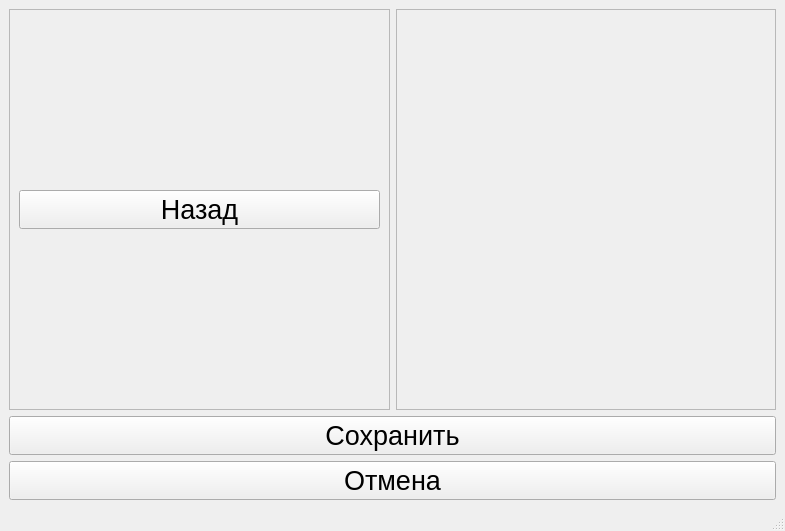
Old version of the form ui/order.ui in the repository DaniilSmirnov/DobroeMesto.
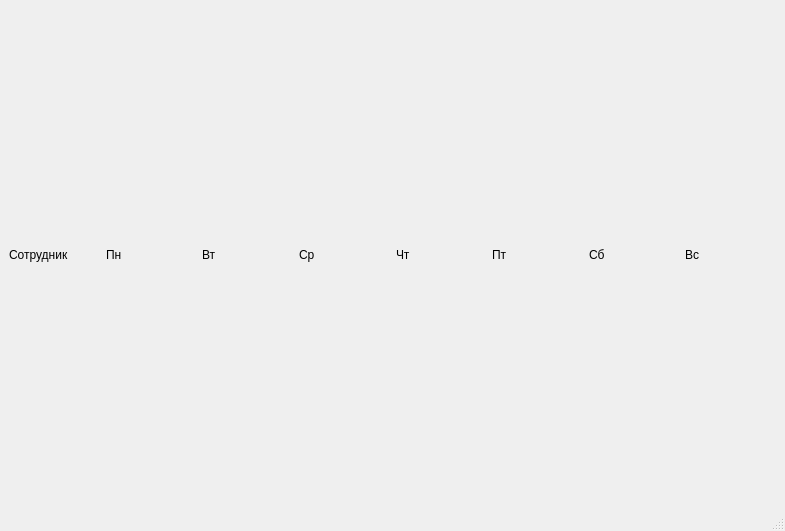
New version of the form.

Commit message: фиксы

What changed in the file:
```diff
--- a/ui/order.ui
+++ b/ui/order.ui
@@ -16,97 +16,60 @@
   <widget class="QWidget" name="centralwidget">
    <layout class="QGridLayout" name="gridLayout">
     <item row="0" column="0">
-     <layout class="QVBoxLayout" name="verticalLayout">
-      <item>
-       <layout class="QHBoxLayout" name="horizontalLayout">
-        <item>
-         <widget class="QScrollArea" name="scrollArea">
-          <property name="widgetResizable">
-           <bool>true</bool>
-          </property>
-          <widget class="QWidget" name="categorieslayout">
-           <property name="geometry">
-            <rect>
-             <x>0</x>
-             <y>0</y>
-             <width>377</width>
-             <height>372</height>
-            </rect>
-           </property>
-           <layout class="QVBoxLayout" name="verticalLayout_2">
-            <item>
-             <widget class="QPushButton" name="backbutton">
-              <property name="font">
-               <font>
-                <pointsize>20</pointsize>
-               </font>
-              </property>
+     <widget class="QLabel" name="label">
               <property name="text">
-               <string>Назад</string>
+       <string>Сотрудник</string>
               </property>
              </widget>
             </item>
-           </layout>
-          </widget>
-         </widget>
-        </item>
-        <item>
-         <widget class="QScrollArea" name="scrollArea_2">
-          <property name="widgetResizable">
-           <bool>true</bool>
-          </property>
-          <widget class="QWidget" name="orderlayout">
-           <property name="geometry">
-            <rect>
-             <x>0</x>
-             <y>0</y>
-             <width>376</width>
-             <height>372</height>
-            </rect>
-           </property>
-           <layout class="QGridLayout" name="gridLayout_2"/>
-          </widget>
-         </widget>
-        </item>
-       </layout>
-      </item>
-      <item>
-       <widget class="QPushButton" name="savebutton">
-        <property name="sizePolicy">
-         <sizepolicy hsizetype="Minimum" vsizetype="Minimum">
-          <horstretch>0</horstretch>
-          <verstretch>0</verstretch>
-         </sizepolicy>
-        </property>
-        <property name="font">
-         <font>
-          <pointsize>20</pointsize>
-         </font>
-        </property>
+    <item row="0" column="1">
+     <widget class="QLabel" name="label_2">
+      <property name="text">
+       <string>Пн</string>
+      </property>
+     </widget>
+    </item>
+    <item row="0" column="2">
+     <widget class="QLabel" name="label_3">
+      <property name="text">
+       <string>Вт</string>
+      </property>
+     </widget>
+    </item>
+    <item row="0" column="3">
+     <widget class="QLabel" name="label_4">
+      <property name="text">
+       <string>Ср</string>
+      </property>
+     </widget>
+    </item>
+    <item row="0" column="4">
+     <widget class="QLabel" name="label_5">
         <property name="text">
-         <string>Сохранить</string>
+       <string>Чт</string>
         </property>
        </widget>
       </item>
-      <item>
-       <widget class="QPushButton" name="cancelbutton">
-        <property name="sizePolicy">
-         <sizepolicy hsizetype="Minimum" vsizetype="Minimum">
-          <horstretch>0</horstretch>
-          <verstretch>0</verstretch>
-         </sizepolicy>
-        </property>
-        <property name="font">
-         <font>
-          <pointsize>20</pointsize>
-         </font>
-        </property>
+    <item row="0" column="5">
+     <widget class="QLabel" name="label_6">
+      <property name="text">
+       <string>Пт</string>
+      </property>
+     </widget>
+    </item>
+    <item row="0" column="6">
+     <widget class="QLabel" name="label_7">
         <property name="text">
-         <string>Отмена</string>
+       <string>Сб</string>
         </property>
        </widget>
       </item>
-     </layout>
+    <item row="0" column="7">
+     <widget class="QLabel" name="label_8">
+      <property name="text">
+       <string>Вс</string>
+      </property>
+     </widget>
     </item>
    </layout>
   </widget>
```
Left out of the diff: 2 changed lines with no effect on the pictures. Lines whose indentation alone changed are shown as unchanged. The commit also changes 1 other file.
